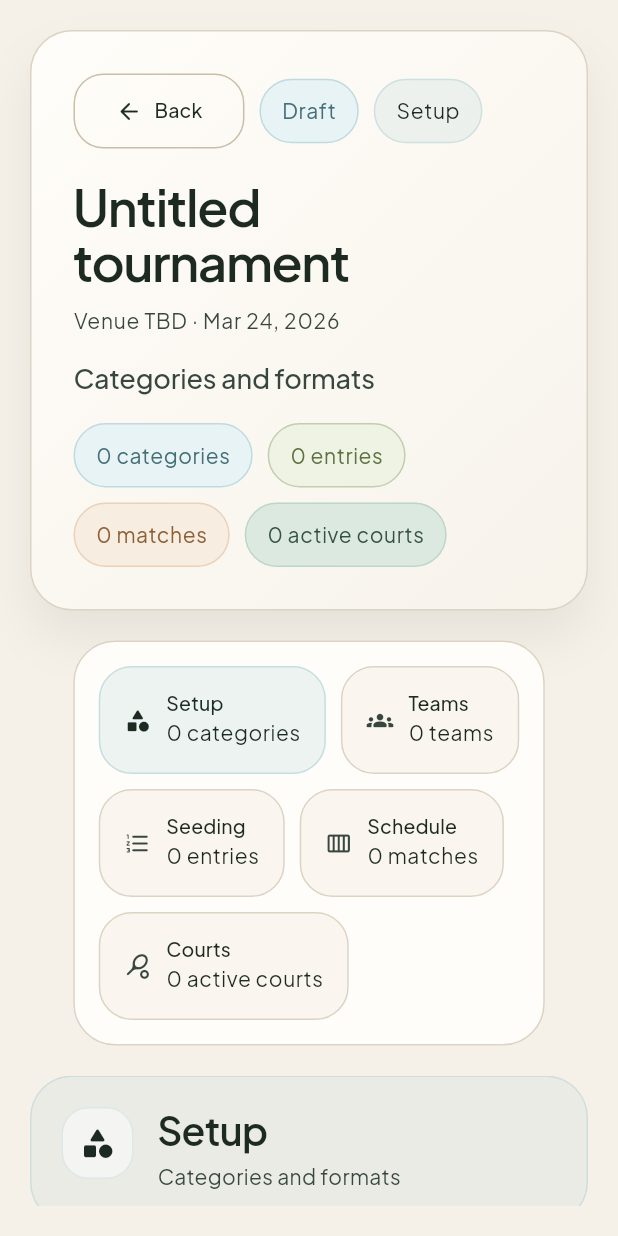
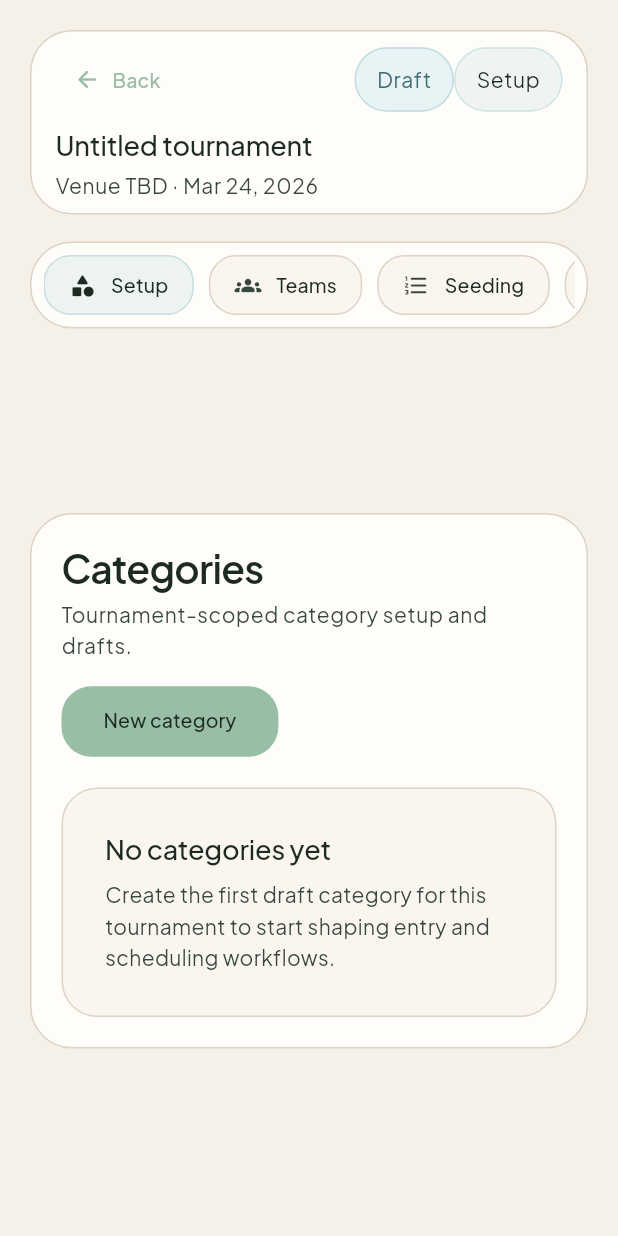
Before and after one commit to droidment/TamilTournament, a Flutter app: the TournamentDetailPage screen opened directly with empty values, on a phone screen of 412 x 824 dp. Run offline on Flutter 3.47's test engine with Material 3 defaults, Android fonts, the phone set to English and light mode, and no system bars; our stand-ins replace cloud_firestore, firebase_auth, firebase_core, flutter_riverpod, go_router, google_fonts; accounts and stored records are empty; statements that could not run were skipped.

Commit message:
Collapse tournament header on scroll

```diff
--- a/lib/features/tournaments/presentation/tournament_detail_page.dart
+++ b/lib/features/tournaments/presentation/tournament_detail_page.dart
@@ -70,12 +70,28 @@ final class TournamentDetailPage extends ConsumerStatefulWidget {
 final class _TournamentDetailPageState
     extends ConsumerState<TournamentDetailPage> {
   _TournamentWorkspaceTab _selectedTab = _TournamentWorkspaceTab.setup;
+  late final ScrollController _workspaceScrollController;
+
+  @override
+  void initState() {
+    super.initState();
+    _workspaceScrollController = ScrollController();
+  }
+
+  @override
+  void dispose() {
+    _workspaceScrollController.dispose();
+    super.dispose();
+  }
 
   @override
   void didUpdateWidget(covariant TournamentDetailPage oldWidget) {
     super.didUpdateWidget(oldWidget);
     if (oldWidget.tournamentId != widget.tournamentId) {
       _selectedTab = _TournamentWorkspaceTab.setup;
+      if (_workspaceScrollController.hasClients) {
+        _workspaceScrollController.jumpTo(0);
+      }
     }
   }
 
@@ -99,10 +115,19 @@ final class _TournamentDetailPageState
               return _TournamentDetailBody(
                 tournament: value,
                 selectedTab: _selectedTab,
-                onSelectTab: (tab) {
+                scrollController: _workspaceScrollController,
+                onSelectTab: (tab) async {
                   setState(() {
                     _selectedTab = tab;
                   });
+                  if (_workspaceScrollController.hasClients &&
+                      _workspaceScrollController.offset > 0) {
+                    await _workspaceScrollController.animateTo(
+                      0,
+                      duration: const Duration(milliseconds: 220),
+                      curve: Curves.easeOutCubic,
+                    );
+                  }
                 },
               );
             },
@@ -122,11 +147,13 @@ final class _TournamentDetailBody extends StatelessWidget {
   const _TournamentDetailBody({
     required this.tournament,
     required this.selectedTab,
+    required this.scrollController,
     required this.onSelectTab,
   });
 
   final Tournament tournament;
   final _TournamentWorkspaceTab selectedTab;
+  final ScrollController scrollController;
   final ValueChanged<_TournamentWorkspaceTab> onSelectTab;
 
   static const _allTabs = <_TournamentWorkspaceTab>[
@@ -139,26 +166,38 @@ final class _TournamentDetailBody extends StatelessWidget {
 
   @override
   Widget build(BuildContext context) {
+    return AnimatedBuilder(
+      animation: scrollController,
+      builder: (context, _) {
+        final collapseProgress = scrollController.hasClients
+            ? (scrollController.offset / 92).clamp(0.0, 1.0)
+            : 0.0;
+
         return LayoutBuilder(
           builder: (context, constraints) {
             final isCompact = constraints.maxWidth < 1240;
 
             return Column(
               children: [
-            _TournamentHero(tournament: tournament, selectedTab: selectedTab),
-            const SizedBox(height: AppSpace.lg),
+                _TournamentHero(
+                  tournament: tournament,
+                  selectedTab: selectedTab,
+                  collapseProgress: collapseProgress,
+                ),
+                SizedBox(height: _spaceBetween(18, 10, collapseProgress)),
                 if (isCompact) ...[
                   _CompactWorkspaceTabs(
-                tournament: tournament,
                     selectedTab: selectedTab,
                     onSelectTab: onSelectTab,
                     tabs: _allTabs,
+                    collapseProgress: collapseProgress,
                   ),
-              const SizedBox(height: AppSpace.lg),
+                  SizedBox(height: _spaceBetween(18, 10, collapseProgress)),
                   Expanded(
                     child: _WorkspaceContent(
                       tab: selectedTab,
                       tournament: tournament,
+                      scrollController: scrollController,
                     ),
                   ),
                 ] else
@@ -180,6 +219,7 @@ final class _TournamentDetailBody extends StatelessWidget {
                           child: _WorkspaceContent(
                             tab: selectedTab,
                             tournament: tournament,
+                            scrollController: scrollController,
                           ),
                         ),
                       ],
@@ -189,51 +229,62 @@ final class _TournamentDetailBody extends StatelessWidget {
             );
           },
         );
+      },
+    );
   }
 }
 
 final class _TournamentHero extends StatelessWidget {
-  const _TournamentHero({required this.tournament, required this.selectedTab});
+  const _TournamentHero({
+    required this.tournament,
+    required this.selectedTab,
+    required this.collapseProgress,
+  });
 
   final Tournament tournament;
   final _TournamentWorkspaceTab selectedTab;
+  final double collapseProgress;
 
   @override
   Widget build(BuildContext context) {
     final theme = Theme.of(context);
+    final expandedOpacity = 1 - collapseProgress;
+    final collapsedTitleOpacity = collapseProgress;
 
     return Container(
-      padding: const EdgeInsets.all(AppSpace.xl),
+      padding: const EdgeInsets.symmetric(horizontal: AppSpace.md, vertical: 8),
       decoration: BoxDecoration(
         color: AppPalette.surface,
         borderRadius: BorderRadius.circular(AppRadii.panel),
         border: Border.all(color: AppPalette.line),
-        gradient: const LinearGradient(
-          begin: Alignment.topLeft,
-          end: Alignment.bottomRight,
-          colors: <Color>[AppPalette.surface, Color(0xFFF7F3EB)],
       ),
-        boxShadow: const [
-          BoxShadow(
-            color: Color(0x120F1412),
-            blurRadius: 28,
-            offset: Offset(0, 18),
-          ),
-        ],
-      ),
-      child: Column(
+      child: LayoutBuilder(
+        builder: (context, constraints) {
+          final metaLine =
+              '${tournament.venue} · ${_formatDate(tournament.startDate)}';
+          return Column(
             crossAxisAlignment: CrossAxisAlignment.start,
             children: [
-          Wrap(
-            spacing: AppSpace.sm,
-            runSpacing: AppSpace.sm,
-            crossAxisAlignment: WrapCrossAlignment.center,
+              Row(
                 children: [
-              OutlinedButton.icon(
+                  TextButton.icon(
                     onPressed: () => context.go('/'),
                     icon: const Icon(Icons.arrow_back_rounded),
                     label: const Text('Back'),
                   ),
+                  const SizedBox(width: AppSpace.sm),
+                  Expanded(
+                    child: Opacity(
+                      opacity: collapsedTitleOpacity,
+                      child: Text(
+                        tournament.name,
+                        maxLines: 1,
+                        overflow: TextOverflow.ellipsis,
+                        style: theme.textTheme.titleMedium,
+                      ),
+                    ),
+                  ),
+                  const SizedBox(width: AppSpace.sm),
                   _HeaderChip(
                     label: tournament.status.label,
                     tint: AppPalette.skySoft,
@@ -248,57 +299,39 @@ final class _TournamentHero extends StatelessWidget {
                   ),
                 ],
               ),
-          const SizedBox(height: AppSpace.lg),
-          Text(tournament.name, style: theme.textTheme.displayMedium),
-          const SizedBox(height: AppSpace.sm),
+              ClipRect(
+                child: Align(
+                  heightFactor: expandedOpacity,
+                  alignment: Alignment.topLeft,
+                  child: Opacity(
+                    opacity: expandedOpacity,
+                    child: Padding(
+                      padding: EdgeInsets.only(
+                        top: _spaceBetween(8, 0, collapseProgress),
+                      ),
+                      child: Column(
+                        crossAxisAlignment: CrossAxisAlignment.start,
+                        children: [
                           Text(
-            '${tournament.venue} · ${_formatDate(tournament.startDate)}',
-            style: theme.textTheme.bodyLarge?.copyWith(
+                            tournament.name,
+                            style: theme.textTheme.titleMedium,
+                          ),
+                          const SizedBox(height: AppSpace.xs),
+                          Text(
+                            metaLine,
+                            style: theme.textTheme.bodySmall?.copyWith(
                               color: AppPalette.inkSoft,
                             ),
                           ),
-          const SizedBox(height: AppSpace.md),
-          ConstrainedBox(
-            constraints: const BoxConstraints(maxWidth: 720),
-            child: Text(
-              selectedTab.subtitle,
-              style: theme.textTheme.titleMedium?.copyWith(
-                color: AppPalette.inkSoft,
+                        ],
                       ),
                     ),
                   ),
-          const SizedBox(height: AppSpace.lg),
-          Wrap(
-            spacing: AppSpace.sm,
-            runSpacing: AppSpace.sm,
-            children: [
-              _HeaderChip(
-                label: '${tournament.stats.categories} categories',
-                tint: AppPalette.skySoft,
-                border: AppPalette.sky.withValues(alpha: 0.45),
-                foreground: const Color(0xFF456F77),
                 ),
-              _HeaderChip(
-                label: '${tournament.stats.entries} entries',
-                tint: AppPalette.oliveSoft,
-                border: AppPalette.oliveStrong.withValues(alpha: 0.45),
-                foreground: const Color(0xFF5F7243),
-              ),
-              _HeaderChip(
-                label: '${tournament.stats.matches} matches',
-                tint: AppPalette.apricotSoft,
-                border: AppPalette.apricot.withValues(alpha: 0.45),
-                foreground: const Color(0xFF8F6038),
-              ),
-              _HeaderChip(
-                label: '${tournament.activeCourtCount} active courts',
-                tint: AppPalette.sageSoft,
-                border: AppPalette.sage.withValues(alpha: 0.45),
-                foreground: const Color(0xFF365141),
               ),
             ],
-          ),
-        ],
+          );
+        },
       ),
     );
   }
@@ -306,38 +339,41 @@ final class _TournamentHero extends StatelessWidget {
 
 final class _CompactWorkspaceTabs extends StatelessWidget {
   const _CompactWorkspaceTabs({
-    required this.tournament,
     required this.selectedTab,
     required this.onSelectTab,
     required this.tabs,
+    required this.collapseProgress,
   });
 
-  final Tournament tournament;
   final _TournamentWorkspaceTab selectedTab;
   final ValueChanged<_TournamentWorkspaceTab> onSelectTab;
   final List<_TournamentWorkspaceTab> tabs;
+  final double collapseProgress;
 
   @override
   Widget build(BuildContext context) {
     return Container(
-      padding: const EdgeInsets.all(AppSpace.md),
+      padding: EdgeInsets.all(_spaceBetween(8, 6, collapseProgress)),
       decoration: BoxDecoration(
         color: AppPalette.surface,
         borderRadius: BorderRadius.circular(AppRadii.panel),
         border: Border.all(color: AppPalette.line),
       ),
-      child: Wrap(
-        spacing: AppSpace.sm,
-        runSpacing: AppSpace.sm,
+      child: SingleChildScrollView(
+        scrollDirection: Axis.horizontal,
+        child: Row(
           children: [
-          for (final tab in tabs)
+            for (var index = 0; index < tabs.length; index++) ...[
               _WorkspacePill(
-              tab: tab,
-              tournament: tournament,
-              isSelected: selectedTab == tab,
-              onTap: () => onSelectTab(tab),
+                tab: tabs[index],
+                isSelected: selectedTab == tabs[index],
+                onTap: () => onSelectTab(tabs[index]),
+                collapseProgress: collapseProgress,
               ),
+              if (index < tabs.length - 1) const SizedBox(width: AppSpace.sm),
             ],
+          ],
+        ),
       ),
     );
   }
@@ -399,15 +435,15 @@ final class _WorkspaceSidebar extends StatelessWidget {
 final class _WorkspacePill extends StatelessWidget {
   const _WorkspacePill({
     required this.tab,
-    required this.tournament,
     required this.isSelected,
     required this.onTap,
+    required this.collapseProgress,
   });
 
   final _TournamentWorkspaceTab tab;
-  final Tournament tournament;
   final bool isSelected;
   final VoidCallback onTap;
+  final double collapseProgress;
 
   @override
   Widget build(BuildContext context) {
@@ -421,18 +457,18 @@ final class _WorkspacePill extends StatelessWidget {
     return Material(
       color: Colors.transparent,
       child: InkWell(
-        borderRadius: BorderRadius.circular(22),
+        borderRadius: BorderRadius.circular(18),
         onTap: onTap,
         child: AnimatedContainer(
           duration: const Duration(milliseconds: 180),
           curve: Curves.easeOutCubic,
-          padding: const EdgeInsets.symmetric(
+          padding: EdgeInsets.symmetric(
             horizontal: AppSpace.md,
-            vertical: AppSpace.md,
+            vertical: _spaceBetween(10, 8, collapseProgress),
           ),
           decoration: BoxDecoration(
             color: tint,
-            borderRadius: BorderRadius.circular(22),
+            borderRadius: BorderRadius.circular(18),
             border: Border.all(color: border),
           ),
           child: Row(
@@ -444,21 +480,7 @@ final class _WorkspacePill extends StatelessWidget {
                 color: isSelected ? AppPalette.ink : AppPalette.inkSoft,
               ),
               const SizedBox(width: AppSpace.sm),
-              Column(
-                crossAxisAlignment: CrossAxisAlignment.start,
-                mainAxisSize: MainAxisSize.min,
-                children: [
-                  Text(
-                    tab.label,
-                    style: Theme.of(context).textTheme.labelLarge,
-                  ),
-                  const SizedBox(height: 2),
-                  Text(
-                    tab.metric(tournament),
-                    style: Theme.of(context).textTheme.bodySmall,
-                  ),
-                ],
-              ),
+              Text(tab.label, style: Theme.of(context).textTheme.labelLarge),
             ],
           ),
         ),
@@ -559,10 +581,15 @@ final class _WorkspaceNavTile extends StatelessWidget {
 }
 
 final class _WorkspaceContent extends StatelessWidget {
-  const _WorkspaceContent({required this.tab, required this.tournament});
+  const _WorkspaceContent({
+    required this.tab,
+    required this.tournament,
+    required this.scrollController,
+  });
 
   final _TournamentWorkspaceTab tab;
   final Tournament tournament;
+  final ScrollController scrollController;
 
   @override
   Widget build(BuildContext context) {
@@ -572,65 +599,8 @@ final class _WorkspaceContent extends StatelessWidget {
       switchOutCurve: Curves.easeOutCubic,
       child: SingleChildScrollView(
         key: ValueKey(tab),
-        child: Column(
-          children: [
-            _WorkspaceSectionBanner(tab: tab),
-            const SizedBox(height: AppSpace.lg),
-            _WorkspaceSection(tab: tab, tournament: tournament),
-          ],
-        ),
-      ),
-    );
-  }
-}
-
-final class _WorkspaceSectionBanner extends StatelessWidget {
-  const _WorkspaceSectionBanner({required this.tab});
-
-  final _TournamentWorkspaceTab tab;
-
-  @override
-  Widget build(BuildContext context) {
-    final theme = Theme.of(context);
-
-    return Container(
-      width: double.infinity,
-      padding: const EdgeInsets.all(AppSpace.lg),
-      decoration: BoxDecoration(
-        color: tab.accent.withValues(alpha: 0.12),
-        borderRadius: BorderRadius.circular(AppRadii.panel),
-        border: Border.all(color: tab.accent.withValues(alpha: 0.28)),
-      ),
-      child: Row(
-        crossAxisAlignment: CrossAxisAlignment.start,
-        children: [
-          Container(
-            width: 48,
-            height: 48,
-            decoration: BoxDecoration(
-              color: Colors.white.withValues(alpha: 0.5),
-              borderRadius: BorderRadius.circular(18),
-              border: Border.all(color: tab.accent.withValues(alpha: 0.24)),
-            ),
-            child: Icon(tab.icon, color: AppPalette.ink),
-          ),
-          const SizedBox(width: AppSpace.md),
-          Expanded(
-            child: Column(
-              crossAxisAlignment: CrossAxisAlignment.start,
-              children: [
-                Text(tab.label, style: theme.textTheme.headlineMedium),
-                const SizedBox(height: AppSpace.xs),
-                Text(
-                  tab.subtitle,
-                  style: theme.textTheme.bodyMedium?.copyWith(
-                    color: AppPalette.inkSoft,
-                  ),
-                ),
-              ],
-            ),
-          ),
-        ],
+        controller: scrollController,
+        child: _WorkspaceSection(tab: tab, tournament: tournament),
       ),
     );
   }
@@ -751,3 +721,7 @@ String _formatDate(DateTime value) {
   ];
   return '${months[value.month - 1]} ${value.day}, ${value.year}';
 }
+
+double _spaceBetween(double start, double end, double progress) {
+  return start + ((end - start) * progress);
+}
```
Lines whose indentation alone changed are shown as unchanged.
